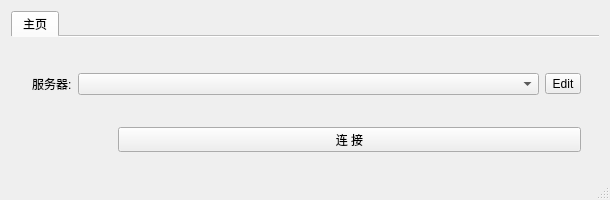
First picture: the form in src/dialog/mainwindow.ui, repository 13418485892/openconnect-gui, before the edit.
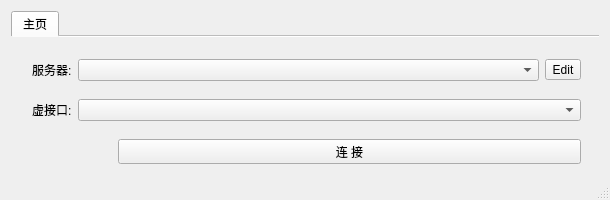
Second picture: the form after the edit. Icons and pictures are not drawn.

What changed in the file:
```diff
--- a/src/dialog/mainwindow.ui
+++ b/src/dialog/mainwindow.ui
@@ -70,6 +70,9 @@
        <bool>false</bool>
       </property>
       <widget class="QWidget" name="tab">
+       <property name="enabled">
+        <bool>true</bool>
+       </property>
        <attribute name="title">
         <string>主页</string>
        </attribute>
@@ -82,7 +85,7 @@
           <height>131</height>
          </rect>
         </property>
-        <layout class="QVBoxLayout" name="verticalLayout" stretch="1,3">
+        <layout class="QVBoxLayout" name="verticalLayout" stretch="1,0,3">
          <property name="topMargin">
           <number>0</number>
          </property>
@@ -127,6 +130,27 @@
            </item>
           </layout>
          </item>
+         <item>
+          <layout class="QHBoxLayout" name="horizontalLayout_3" stretch="0,4">
+           <item>
+            <widget class="QLabel" name="lable2">
+             <property name="styleSheet">
+              <string notr="true">font: 12pt &quot;黑体&quot;;</string>
+             </property>
+             <property name="text">
+              <string>虚接口:</string>
+             </property>
+            </widget>
+           </item>
+           <item>
+            <widget class="QComboBox" name="vIfNames">
+             <property name="styleSheet">
+              <string notr="true">font: 11pt &quot;Arial&quot;;</string>
+             </property>
+            </widget>
+           </item>
+          </layout>
+         </item>
          <item>
           <layout class="QHBoxLayout" name="horizontalLayout_2" stretch="1,4">
            <property name="topMargin">
```
